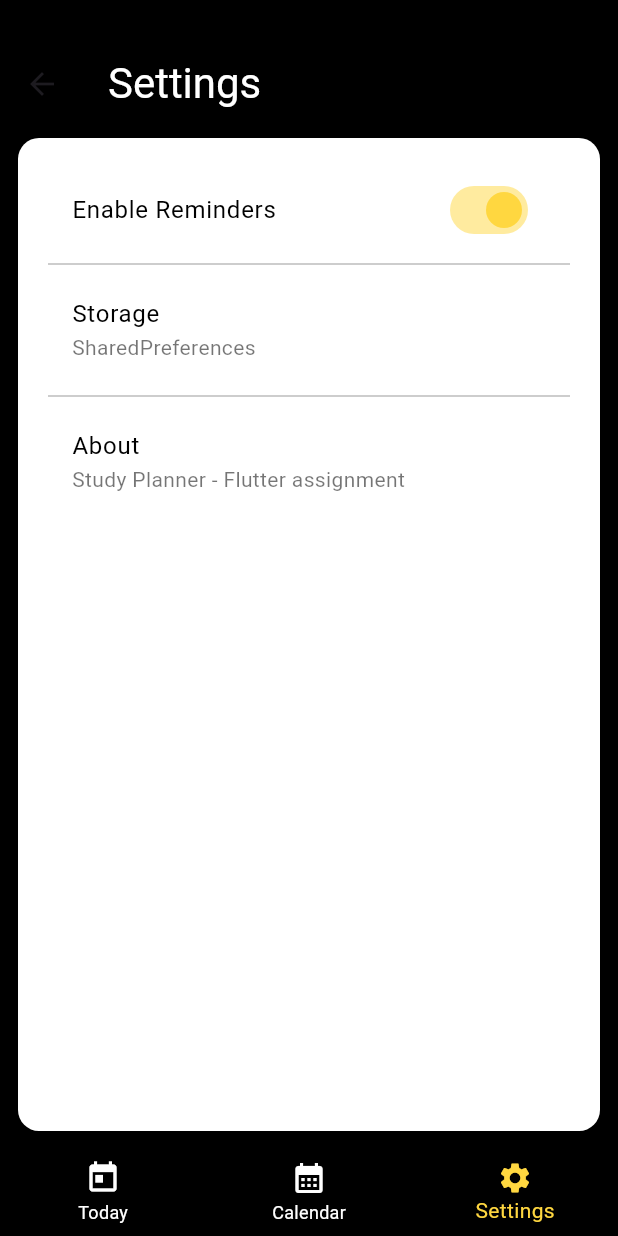
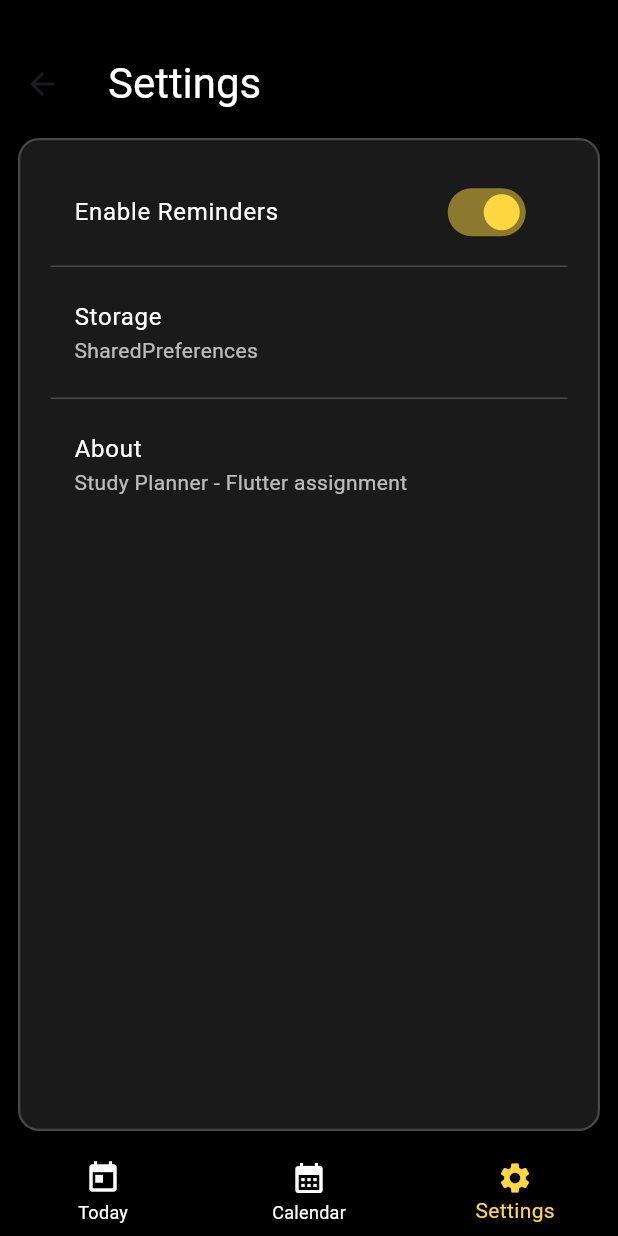
Before and after one commit to noel-odero/Study-Planner-App, a Flutter app: the SettingsScreen screen opened by its route, on a phone screen of 412 x 824 dp. Run offline on Flutter 3.47's test engine with Material 3 defaults, Android fonts, the phone set to English and light mode, and no system bars; our stand-ins replace shared_preferences, table_calendar; accounts and stored records are empty.

Commit message:
enhance the designs

```diff
--- a/study_planner/lib/screens/settings_screen.dart
+++ b/study_planner/lib/screens/settings_screen.dart
@@ -2,6 +2,7 @@
 import 'package:flutter/material.dart';
 import '../services/task_storage.dart';
 import '../routes/app_routes.dart';
+import 'dart:ui';
 
 class SettingsScreen extends StatefulWidget {
   const SettingsScreen({super.key});
@@ -58,8 +59,12 @@ class _SettingsScreenState extends State<SettingsScreen> {
         child: Container(
           padding: const EdgeInsets.all(20),
           decoration: BoxDecoration(
-            color: Colors.white,
+            color: Colors.white.withOpacity(0.1),
             borderRadius: BorderRadius.circular(14),
+            border: Border.all(
+              color: Colors.white.withOpacity(0.2),
+              width: 1.5,
+            ),
             boxShadow: [
               BoxShadow(
                 color: Colors.black26,
@@ -68,38 +73,46 @@ class _SettingsScreenState extends State<SettingsScreen> {
               ),
             ],
           ),
+          child: ClipRRect(
+            borderRadius: BorderRadius.circular(14),
+            child: BackdropFilter(
+              filter: ImageFilter.blur(sigmaX: 10, sigmaY: 10),
               child: ListView(
                 children: [
                   SwitchListTile(
                     title: const Text(
                       'Enable Reminders',
-                  style: TextStyle(color: Colors.black),
+                      style: TextStyle(color: Colors.white),
                     ),
                     value: _remindersEnabled,
                     onChanged: (v) => _setReminders(v),
-                activeThumbColor: Colors.amberAccent,
-                inactiveTrackColor: Colors.black26,
+                    activeColor: Colors.amberAccent,
+                    activeTrackColor: Colors.amberAccent.withOpacity(0.5),
+                    inactiveThumbColor: Colors.white38,
+                    inactiveTrackColor: Colors.white24,
                   ),
-              const Divider(color: Colors.black26),
+                  Divider(color: Colors.white.withOpacity(0.2)),
                   ListTile(
                     title: const Text(
                       'Storage',
-                  style: TextStyle(color: Colors.black),
+                      style: TextStyle(color: Colors.white),
                     ),
                     subtitle: Text(
                       _storageMethod,
-                  style: const TextStyle(color: Colors.black54),
+                      style: const TextStyle(color: Colors.white70),
                     ),
                   ),
-              const Divider(color: Colors.black26),
+                  Divider(color: Colors.white.withOpacity(0.2)),
                   const ListTile(
-                title: Text('About', style: TextStyle(color: Colors.black)),
+                    title: Text('About', style: TextStyle(color: Colors.white)),
                     subtitle: Text(
                       'Study Planner - Flutter assignment',
-                  style: TextStyle(color: Colors.black54),
+                      style: TextStyle(color: Colors.white70),
                     ),
                   ),
                 ],
+              ),
+            ),
           ),
         ),
       ),
```
Also changed, not shown: study_planner/lib/screens/new_task_screen.dart (+16 -6 lines), study_planner/lib/screens/today_screen.dart (+19 -2 lines), study_planner/lib/widgets/task_tile.dart (+44 -9 lines). Lines whose indentation alone changed are shown as unchanged.
